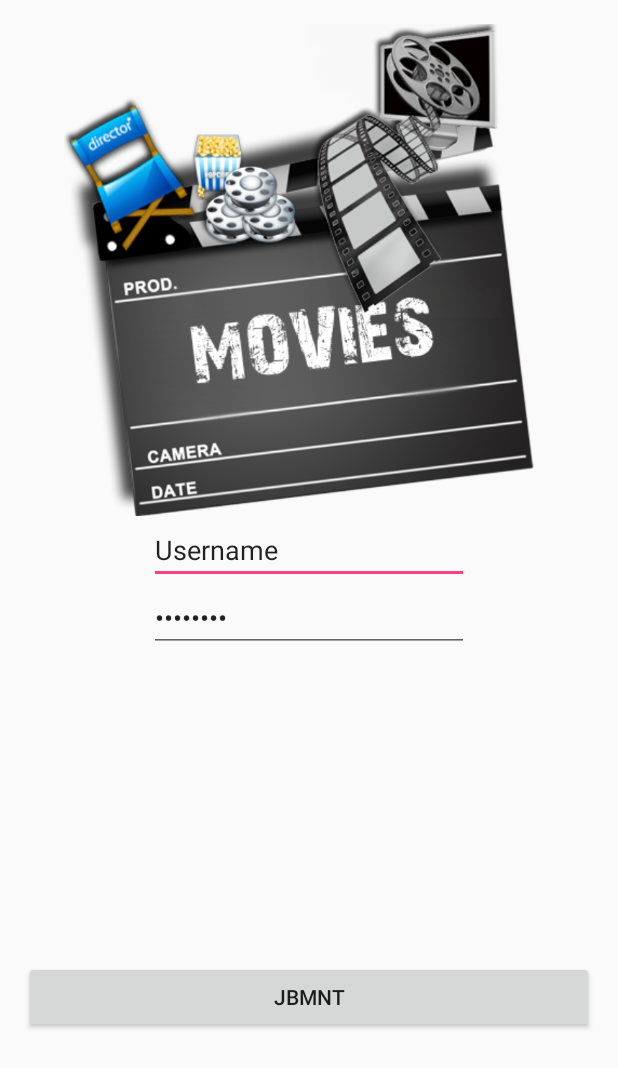
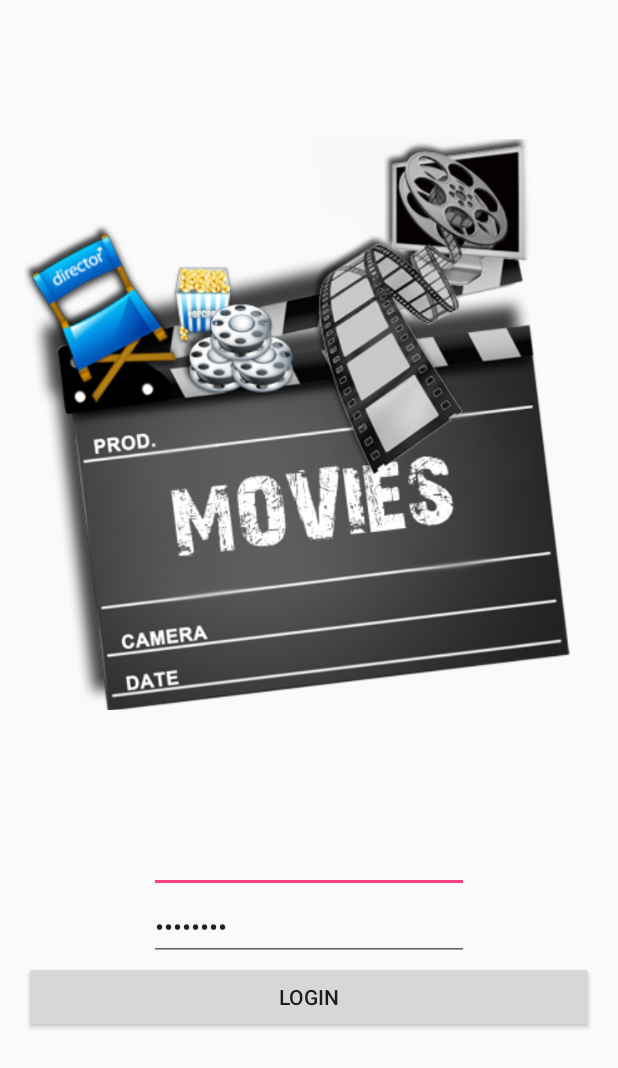
Before and after one commit to vaporecek/MTAA, an Android app: the screen it shows after launch (MainActivity before the commit, LoginActivity after it), on a phone screen of 412 x 824 dp. Shown: the top 1068 px of the screen. Run offline under Robolectric (Android 15) with nearby library versions, the phone set to English and light mode, and no system bars; 1 statement that could not run was skipped.

Commit message:
login_complete

```diff
--- a/app/src/main/AndroidManifest.xml
+++ b/app/src/main/AndroidManifest.xml
@@ -11,7 +11,7 @@
         android:supportsRtl="true"
         android:theme="@style/AppTheme">
         <activity
-            android:name=".MainActivity"
+            android:name=".LoginActivity"
             android:label="@string/app_name"
             android:theme="@style/AppTheme.NoActionBar">
             <intent-filter>
--- /dev/null
+++ b/app/src/main/java/com/example/mathew/movies/LoginActivity.java
@@ -0,0 +1,187 @@
+package com.example.mathew.movies;
+
+import android.os.Bundle;
+import android.support.v7.app.AppCompatActivity;
+
+import com.example.mathew.movies.DataClasses.Movies;
+import com.example.mathew.movies.RESTbackend.CRUDhandler;
+import com.example.mathew.movies.RESTbackend.ConnectionResponse;
+
+import java.util.ArrayList;
+//import com.backendless.async.callback.AsyncCallback;
+
+import android.animation.Animator;
+import android.animation.AnimatorListenerAdapter;
+import android.annotation.TargetApi;
+import android.app.AlertDialog;
+import android.app.LoaderManager.LoaderCallbacks;
+import android.content.CursorLoader;
+import android.content.DialogInterface;
+import android.content.Intent;
+import android.content.Loader;
+import android.content.pm.PackageManager;
+import android.database.Cursor;
+import android.net.ConnectivityManager;
+import android.net.Uri;
+import android.os.AsyncTask;
+import android.os.Build;
+import android.os.Bundle;
+import android.provider.ContactsContract;
+import android.support.annotation.NonNull;
+import android.support.design.widget.Snackbar;
+import android.support.v7.app.AppCompatActivity;
+import android.text.TextUtils;
+import android.view.KeyEvent;
+import android.view.View;
+import android.view.View.OnClickListener;
+import android.view.inputmethod.EditorInfo;
+import android.widget.ArrayAdapter;
+import android.widget.AutoCompleteTextView;
+import android.widget.Button;
+import android.widget.EditText;
+import android.widget.ProgressBar;
+import android.widget.TextView;
+
+import java.util.ArrayList;
+import java.util.List;
+
+public class LoginActivity extends AppCompatActivity {
+
+    private static final String[] SAMPLE_CREDENTIALS = new String[]{
+            "matus@gmail.com:123", "matus@stuba.sk:123"
+    };
+
+    public class AsyncLoginTask extends AsyncTask<Void, Void, Integer> {
+
+        public final Integer resultOK = 0;
+        public final Integer resultNoInternetConnection = 1;
+        public final Integer resultBadCredentials = 2;
+
+        private final String m_email;
+        private final String m_password;
+
+        AsyncLoginTask(String email, String password) {
+            m_email = email;
+            m_password = password;
+        }
+
+        @Override
+        protected Integer doInBackground(Void... params) {
+            try{
+                Thread.sleep(2000);
+            } catch (InterruptedException e) {
+                e.printStackTrace();
+            }
+
+            for (String crd : SAMPLE_CREDENTIALS) {
+                String[] parts = crd.split(":");
+                if (parts[0].equals(m_email)) {
+                    // Account exists, return true if the password matches.
+                    return parts[1].equals(m_password) ? resultOK : resultBadCredentials;
+                }
+            }
+
+            return resultBadCredentials;
+        }
+
+        @Override
+        protected void onPostExecute(final Integer result) {
+            loginTask = null;
+
+
+            if (result == resultOK) {
+                Intent mainIntent = new Intent(LoginActivity.this, LoginActivity.class);
+
+                startActivity(mainIntent);
+                finish();
+            }
+            else if(result == resultNoInternetConnection){
+                showLoginErrorDialog("Login Failed!", "No internet connection! Login cannot continue!");
+            }
+            else if(result == resultBadCredentials){
+                showLoginErrorDialog("Login Failed!", "Invalid user e-mail or password!");
+                et_Password.requestFocus();
+            }
+
+            pb_Spinner.setVisibility(View.GONE);
+        }
+
+        @Override
+        protected void onCancelled() {
+            loginTask = null;
+        }
+    }
+
+    private AsyncLoginTask loginTask = null;
+
+    //-----------------------------------
+    //
+    // Activity Widgets
+    //
+    //-----------------------------------
+
+    private EditText et_Email;
+    private EditText et_Password;
+    private Button btn_Login;
+    private ProgressBar pb_Spinner;
+
+    @Override
+    protected void onCreate(Bundle savedInstanceState) {
+        System.out.println("Spustam appku!!!!!!!!!!!!!!!!");
+
+        super.onCreate(savedInstanceState);
+        setContentView(R.layout.login_activity);
+
+        btn_Login = (Button)findViewById(R.id.btn_Login);
+        et_Email = (EditText)findViewById(R.id.et_Email);
+        et_Password = (EditText)findViewById(R.id.et_Password);
+        pb_Spinner = (ProgressBar)findViewById(R.id.pb_Spinner);
+
+        btn_Login.setOnClickListener(new OnClickListener() {
+            @Override
+            public void onClick(View view) {
+                pb_Spinner.setVisibility(View.VISIBLE);
+                loginTask = new AsyncLoginTask(et_Email.getText().toString(), et_Password.getText().toString());
+                loginTask.execute();
+
+            }
+        });
+
+        //*KAROL: Na backend sa dostanes jednoducho pomocou volania statickych metod PUT, POST, GET, DELETE triedy CRUDhandler
+
+            try {
+
+                ConnectionResponse poslednaOdpoved = CRUDhandler.GET(); //takto volam GET
+                ArrayList<Movies> filmy = poslednaOdpoved.getFilmy(); //takto ziskam zoznam filmou (pozri triedu ConnectionResponse)
+                Movies film = filmy.get(1);
+                CRUDhandler.PUT(film); //PUT
+                CRUDhandler.POST(film); //PUT
+                CRUDhandler.DELETE(film); //PUT
+
+            }catch(Exception e){e.printStackTrace();}
+    }
+
+    private void showLoginErrorDialog(String title, String message) {
+
+        AlertDialog.Builder alertDialog = new AlertDialog.Builder(this);
+
+        alertDialog.setTitle(title);
+        alertDialog.setMessage(message);
+
+        // Setting Icon to Dialog
+        //alertDialog.setIcon(R.drawable.delete);
+
+        // Setting Positive "Yes" Button
+        alertDialog.setPositiveButton("OK", new DialogInterface.OnClickListener() {
+            public void onClick(DialogInterface dialog, int which) {
+
+                // Write your code here to invoke YES event
+                //Toast.makeText(getApplicationContext(), "You clicked on YES", Toast.LENGTH_SHORT).show();
+            }
+        });
+
+        // Showing Alert Message
+        AlertDialog alert = alertDialog.create();
+        alert.show();
+    }
+}
--- a/app/src/main/java/com/example/mathew/movies/MainActivityFragment.java
+++ /dev/null
@@ -1,22 +0,0 @@
-package com.example.mathew.movies;
-
-import android.support.v4.app.Fragment;
-import android.os.Bundle;
-import android.view.LayoutInflater;
-import android.view.View;
-import android.view.ViewGroup;
-
-/**
- * A placeholder fragment containing a simple view.
- */
-public class MainActivityFragment extends Fragment {
-
-    public MainActivityFragment() {
-    }
-
-    @Override
-    public View onCreateView(LayoutInflater inflater, ViewGroup container,
-                             Bundle savedInstanceState) {
-        return inflater.inflate(R.layout.fragment_main, container, false);
-    }
-}
--- a/app/src/main/res/layout/activity_main.xml
+++ /dev/null
@@ -1,20 +0,0 @@
-<?xml version="1.0" encoding="utf-8"?>
-<android.support.design.widget.CoordinatorLayout xmlns:android="http://schemas.android.com/apk/res/android"
-    xmlns:app="http://schemas.android.com/apk/res-auto"
-    xmlns:tools="http://schemas.android.com/tools"
-    android:layout_width="match_parent"
-    android:layout_height="match_parent"
-    android:fitsSystemWindows="true"
-    tools:context="com.example.mathew.movies.MainActivity">
-
-    <include layout="@layout/content_main" />
-
-  <!--  <android.support.design.widget.FloatingActionButton
-        android:id="@+id/fab"
-        android:layout_width="wrap_content"
-        android:layout_height="wrap_content"
-        android:layout_gravity="bottom|end"
-        android:layout_margin="@dimen/fab_margin"
-        android:src="@android:drawable/ic_dialog_email" /> -->
-
-</android.support.design.widget.CoordinatorLayout>
--- a/app/src/main/res/layout/fragment_main.xml
+++ b/app/src/main/res/layout/login_activity.xml
@@ -6,15 +6,15 @@
     android:paddingLeft="@dimen/activity_horizontal_margin"
     android:paddingRight="@dimen/activity_horizontal_margin"
     android:paddingTop="@dimen/activity_vertical_margin"
-    tools:context="com.example.mathew.movies.MainActivityFragment"
-    tools:showIn="@layout/activity_main">
+    tools:context="com.example.mathew.movies.MainActivityFragment">
+    <!--tools:showIn="@layout/activity_main"> -->
 
     <Button
         style="?android:attr/buttonStyleSmall"
         android:layout_width="wrap_content"
         android:layout_height="wrap_content"
-        android:text="JBMNT"
-        android:id="@+id/btn_jbmnt"
+        android:text="LOGIN"
+        android:id="@+id/btn_Login"
         android:singleLine="true"
         android:layout_alignParentBottom="true"
         android:layout_marginBottom="119dp"
@@ -26,23 +26,21 @@
         android:layout_height="wrap_content"
         android:inputType="textEmailAddress"
         android:ems="10"
-        android:id="@+id/username"
-        android:layout_above="@+id/password"
-        android:layout_alignStart="@+id/password"
-        android:transitionName="Username"
-        android:text="Username" />
+        android:id="@+id/et_Email"
+        android:layout_above="@+id/et_Password"
+        android:layout_centerHorizontal="true" />
 
     <EditText
         android:layout_width="wrap_content"
         android:layout_height="wrap_content"
         android:inputType="textPassword"
         android:ems="10"
-        android:id="@+id/password"
-        android:layout_centerVertical="true"
-        android:layout_centerHorizontal="true"
+        android:id="@+id/et_Password"
         android:transitionName="Password"
         android:password="true"
-        android:text="Password" />
+        android:text="Password"
+        android:layout_above="@+id/btn_Login"
+        android:layout_centerHorizontal="true" />
 
     <ImageView
         android:layout_width="wrap_content"
@@ -51,7 +49,17 @@
         android:id="@+id/imageView"
         android:layout_alignParentTop="true"
         android:layout_alignParentStart="true"
-        android:layout_above="@+id/username"
-        android:layout_alignEnd="@+id/btn_jbmnt" />
+        android:layout_above="@+id/et_Email"
+        android:layout_alignEnd="@+id/btn_Login" />
+
+    <ProgressBar
+        style="?android:attr/progressBarStyleLarge"
+        android:layout_width="wrap_content"
+        android:layout_height="wrap_content"
+        android:id="@+id/pb_Spinner"
+        android:layout_alignParentBottom="true"
+        android:layout_alignStart="@+id/et_Password"
+        android:layout_alignEnd="@+id/et_Password"
+        android:visibility="gone" />
 
 </RelativeLayout>
--- a/app/src/main/res/menu/menu_main.xml
+++ b/app/src/main/res/menu/menu_main.xml
@@ -1,7 +1,7 @@
 <menu xmlns:android="http://schemas.android.com/apk/res/android"
     xmlns:app="http://schemas.android.com/apk/res-auto"
     xmlns:tools="http://schemas.android.com/tools"
-    tools:context="com.example.mathew.movies.MainActivity">
+    tools:context=".LoginActivity">
     <item
         android:id="@+id/action_settings"
         android:orderInCategory="100"
```
Also changed, not shown: app/src/main/java/com/example/mathew/movies/MainActivity.java (deleted, +0 -115 lines), app/src/main/res/layout/content_main.xml (deleted, +0 -10 lines), 1 other file.
